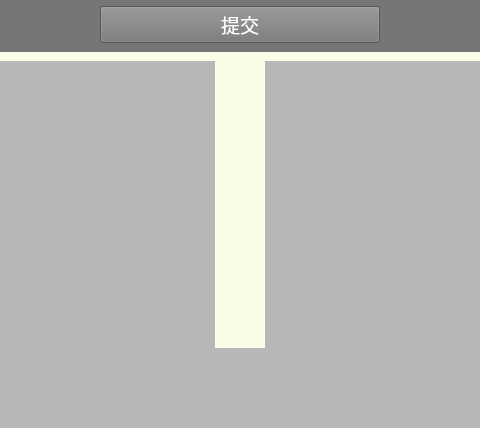
Before: the Qt Designer form tellbug.ui in capp-adocia/HMCW, drawn with Qt 5; both pictures show x 191 to 671 and y 309 to 737 of the 947 by 737 pixel window.
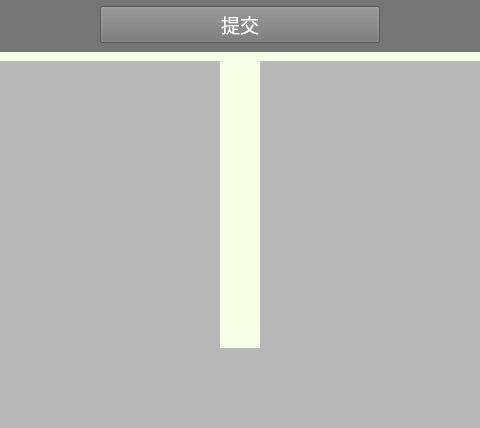
After: the same form once the commit is applied.

```diff
--- a/tellbug.ui
+++ b/tellbug.ui
@@ -937,13 +937,13 @@
           <widget class="QWidget" name="BillboardDown" native="true">
            <property name="minimumSize">
             <size>
-             <width>50</width>
+             <width>40</width>
              <height>290</height>
             </size>
            </property>
            <property name="maximumSize">
             <size>
-             <width>50</width>
+             <width>40</width>
              <height>290</height>
             </size>
            </property>
```
Left out of the diff: 12 changed lines with no effect on the pictures.
